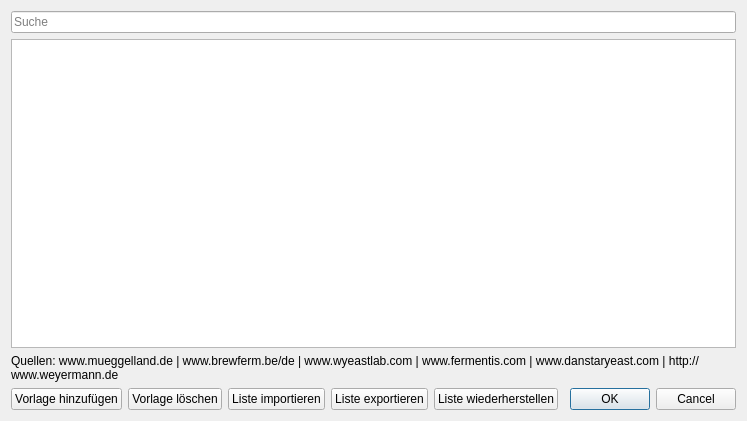
kleiner-brauhelfer/kleiner-brauhelfer-2, file kleiner-brauhelfer/dialogs/dlgrohstoffvorlage.ui: the form before one commit.
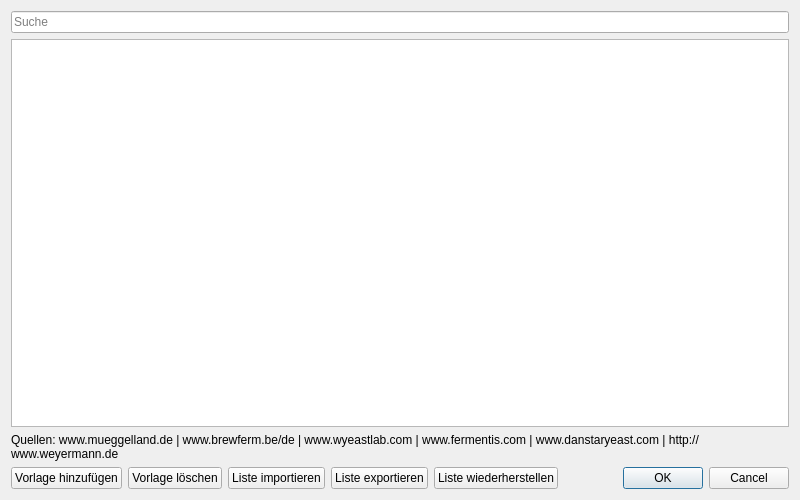
The form after the commit.

What changed in the file:
```diff
--- a/kleiner-brauhelfer/dialogs/dlgrohstoffvorlage.ui
+++ b/kleiner-brauhelfer/dialogs/dlgrohstoffvorlage.ui
@@ -6,10 +6,16 @@
    <rect>
     <x>0</x>
     <y>0</y>
-    <width>747</width>
-    <height>421</height>
+    <width>800</width>
+    <height>500</height>
    </rect>
   </property>
+  <property name="minimumSize">
+   <size>
+    <width>677</width>
+    <height>200</height>
+   </size>
+  </property>
   <property name="windowTitle">
    <string>Auswahl Rohstoffvorlage</string>
   </property>
```
